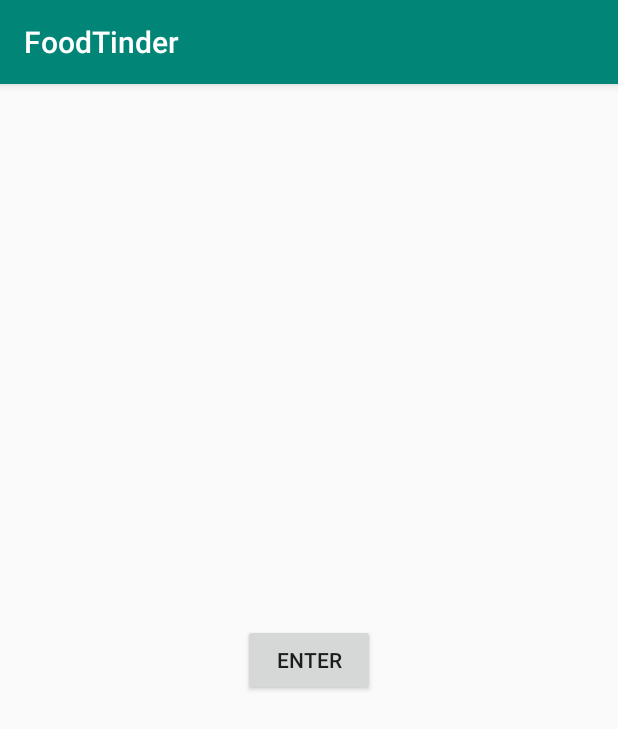
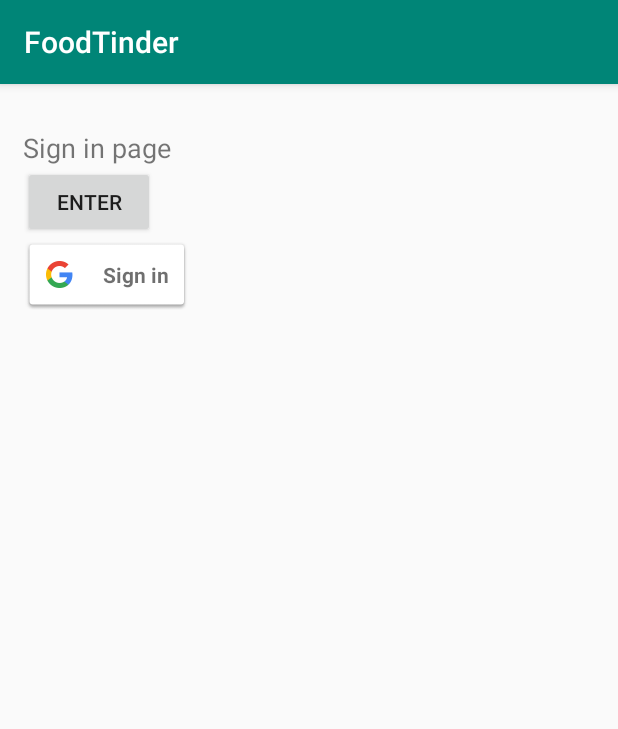
Before and after one commit to gargipandkar/foodtinderapp, an Android app: the screen it shows after launch (MainActivity before the commit, SignInActivity after it), on a phone screen of 412 x 824 dp. Shown: the top 729 px of the screen. Run offline under Robolectric (Android 15) with nearby library versions, the phone set to English and light mode, and no system bars; our stand-ins replace Firebase (no records; nobody signed in at launch, a user with empty details on screens opened directly); libraries missing offline, so code that uses them is left out: com.firebase.ui.

Commit message:
Implement Authentication
Authentication implemented without design

```diff
--- a/FoodTinder/app/build.gradle
+++ b/FoodTinder/app/build.gradle
@@ -29,4 +29,8 @@
     androidTestImplementation 'androidx.test.espresso:espresso-core:3.3.0'
     implementation platform('com.google.firebase:firebase-bom:26.0.0')
     implementation 'com.google.firebase:firebase-database'
+    implementation 'com.firebaseui:firebase-ui-auth:6.4.0'
+    implementation 'com.google.firebase:firebase-auth'
+    implementation 'com.google.android.gms:play-services-auth:19.0.0'
+
 }
--- a/FoodTinder/app/src/main/java/com/example/foodtinder/MainActivity.java
+++ b/FoodTinder/app/src/main/java/com/example/foodtinder/MainActivity.java
@@ -1,27 +1,81 @@
 package com.example.foodtinder;
 
+import android.os.Handler;
 import android.util.Log;
 import android.content.Intent;
 import android.os.Bundle;
 import android.view.View;
 import android.widget.Button;
+import android.widget.TextView;
 
 import androidx.appcompat.app.AppCompatActivity;
 
+import com.firebase.ui.auth.AuthUI;
+import com.google.android.gms.auth.api.signin.GoogleSignIn;
+import com.google.android.gms.auth.api.signin.GoogleSignInAccount;
+import com.google.android.gms.auth.api.signin.GoogleSignInOptions;
+import com.google.android.gms.common.api.ApiException;
+import com.google.android.gms.tasks.Task;
+import com.google.firebase.auth.FirebaseAuth;
+import com.google.firebase.auth.FirebaseUser;
+
+import java.util.Arrays;
+import java.util.List;
+
 public class MainActivity extends AppCompatActivity {
+
+    private FirebaseAuth mAuth;
+    private Handler handler;
+
     @Override
     protected void onCreate(Bundle savedInstanceState){
         super.onCreate(savedInstanceState);
         setContentView(R.layout.activity_main);
 
+
+        //code starts here
         Button enter_btn = findViewById(R.id.enter_btn);
-        enter_btn.setOnClickListener(new View.OnClickListener(){
-            @Override
-            public void onClick(View v) {
-                Log.i("Check", "Button clicked");
-                Intent toCreateEvent = new Intent(MainActivity.this, CreateEventActivity.class);
-                startActivity(toCreateEvent);
-            }
-        });
+//        enter_btn.setOnClickListener(new View.OnClickListener(){
+//            @Override
+//            public void onClick(View v) {
+//                Log.i("Check", "Button clicked");
+//                Intent toCreateEvent = new Intent(MainActivity.this, SignInActivity.class);
+//                startActivity(toCreateEvent);
+//            }
+//        });
+
+        // Initialize Firebase Auth
+        mAuth = FirebaseAuth.getInstance();
+
+//        handler.postDelayed(new Runnable() {
+//            @Override
+//            public void run() {
+//                if ()
+//            }
+//        });
+
+    }
+
+    @Override
+    public void onStart() {
+        super.onStart();
+        // Check if user is signed in (non-null) and update UI accordingly.
+        FirebaseUser currentUser = mAuth.getCurrentUser();
+        updateUI(currentUser);
+    }
+
+    private void updateUI(FirebaseUser currentUser) {
+
+        if (currentUser != null){
+            // User is signed in
+            Intent toListEvent = new Intent (MainActivity.this, SignOutActivity.class);
+            startActivity(toListEvent);
+            finish();
+        } else {
+            // No user is signed in
+            Intent toSignIn = new Intent (MainActivity.this, SignInActivity.class);
+            startActivity(toSignIn);
+            finish();
+        }
     }
 }
--- /dev/null
+++ b/FoodTinder/app/src/main/java/com/example/foodtinder/SignInActivity.java
@@ -0,0 +1,129 @@
+package com.example.foodtinder;
+
+import android.content.Intent;
+import android.os.Bundle;
+import android.util.Log;
+import android.view.View;
+import android.widget.Button;
+import android.widget.LinearLayout;
+import android.widget.TextView;
+
+import com.google.android.gms.auth.api.signin.GoogleSignIn;
+import com.google.android.gms.auth.api.signin.GoogleSignInAccount;
+import com.google.android.gms.auth.api.signin.GoogleSignInClient;
+import com.google.android.gms.auth.api.signin.GoogleSignInOptions;
+import com.google.android.gms.common.SignInButton;
+import com.google.android.gms.common.api.ApiException;
+import com.google.android.gms.tasks.OnCompleteListener;
+import com.google.android.gms.tasks.Task;
+import com.google.firebase.auth.AuthCredential;
+import com.google.firebase.auth.AuthResult;
+import com.google.firebase.auth.FirebaseAuth;
+import com.google.firebase.auth.FirebaseUser;
+import com.google.firebase.auth.GoogleAuthProvider;
+import com.google.firebase.database.DataSnapshot;
+import com.google.firebase.database.DatabaseError;
+import com.google.firebase.database.DatabaseReference;
+import com.google.firebase.database.FirebaseDatabase;
+import com.google.firebase.database.ValueEventListener;
+
+import androidx.annotation.NonNull;
+import androidx.appcompat.app.AppCompatActivity;
+
+public class SignInActivity extends AppCompatActivity{
+    private static final int RC_SIGN_IN = 120;
+    private static final String TAG = "SignInActivity";
+    private FirebaseAuth mAuth;
+    private static GoogleSignInClient mGoogleSignInClient;
+
+    @Override
+    protected void onCreate(Bundle savedInstanceState){
+        super .onCreate(savedInstanceState);
+        setContentView(R.layout.activity_signin);
+
+
+        TextView header = findViewById(R.id.signinpagelabel_label);
+        Button enter_btn = findViewById(R.id.signin_btn);
+        SignInButton googleSignInButton = findViewById(R.id.sign_in_button);
+
+
+        // Configure Google Sign In
+        GoogleSignInOptions gso = new GoogleSignInOptions.Builder(GoogleSignInOptions.DEFAULT_SIGN_IN)
+                .requestIdToken(getString(R.string.default_web_client_id))
+                .requestEmail()
+                .build();
+
+        // Build a GoogleSignInClient with the options specified by gso.
+        mGoogleSignInClient = GoogleSignIn.getClient(this, gso);
+
+        // Initialize Firebase Auth
+        mAuth = FirebaseAuth.getInstance();
+
+        googleSignInButton.setOnClickListener(new View.OnClickListener() {
+            @Override
+            public void onClick(View view) {
+                Intent signInIntent = mGoogleSignInClient.getSignInIntent();
+                startActivityForResult(signInIntent, RC_SIGN_IN);
+            }
+        });
+
+
+
+    }
+
+    @Override
+    public void onActivityResult(int requestCode, int resultCode, Intent data) {
+        super.onActivityResult(requestCode, resultCode, data);
+
+        // Result returned from launching the Intent from GoogleSignInApi.getSignInIntent(...);
+        if (requestCode == RC_SIGN_IN) {
+            Task<GoogleSignInAccount> task = GoogleSignIn.getSignedInAccountFromIntent(data);
+            try {
+                // Google Sign In was successful, authenticate with Firebase
+                GoogleSignInAccount account = task.getResult(ApiException.class);
+                Log.d(TAG, "firebaseAuthWithGoogle:" + account.getId());
+                firebaseAuthWithGoogle(account.getIdToken());
+            } catch (ApiException e) {
+                // Google Sign In failed, update UI appropriately
+                Log.w(TAG, "Google sign in failed", e);
+                // ...
+            }
+        }
+    }
+
+    private void firebaseAuthWithGoogle(String idToken) {
+        AuthCredential credential = GoogleAuthProvider.getCredential(idToken, null);
+        mAuth.signInWithCredential(credential)
+                .addOnCompleteListener(this, new OnCompleteListener<AuthResult>() {
+                    @Override
+                    public void onComplete(@NonNull Task<AuthResult> task) {
+                        if (task.isSuccessful()) {
+                            // Sign in success, update UI with the signed-in user's information
+                            Log.d(TAG, "signInWithCredential:success");
+                            FirebaseUser user = mAuth.getCurrentUser(); // can remove if user data is not needed
+                            updateUI(user);
+                        } else {
+                            // If sign in fails, display a message to the user.
+                            Log.w(TAG, "signInWithCredential:failure", task.getException());
+//                            Snackbar.make(mBinding.mainLayout, "Authentication Failed.", Snackbar.LENGTH_SHORT).show();
+                            updateUI(null);
+                        }
+                    }
+                });
+    }
+
+    private void updateUI(FirebaseUser user) {
+        if (user != null){
+            // User is signed in
+            Intent toListEvent = new Intent (SignInActivity.this, SignOutActivity.class);
+            startActivity(toListEvent);
+            finish();
+        } else {
+            // Unable to sign in
+            Intent toSignIn = new Intent (SignInActivity.this, SignInActivity.class);
+            startActivity(toSignIn);
+            finish();
+        }
+    }
+
+}
--- a/FoodTinder/app/src/main/res/layout/activity_main.xml
+++ b/FoodTinder/app/src/main/res/layout/activity_main.xml
@@ -17,9 +17,12 @@
         android:layout_marginEnd="162dp"
         android:layout_marginRight="162dp"
         android:layout_marginBottom="342dp"
-        android:text="Enter"
+        android:text="Go to sign in page"
         app:layout_constraintBottom_toBottomOf="parent"
         app:layout_constraintEnd_toEndOf="parent"
         app:layout_constraintStart_toStartOf="parent"
         app:layout_constraintTop_toTopOf="parent" />
+
+
+
 </androidx.constraintlayout.widget.ConstraintLayout>
--- /dev/null
+++ b/FoodTinder/app/src/main/res/layout/activity_signin.xml
@@ -0,0 +1,37 @@
+<?xml version="1.0" encoding="utf-8"?>
+<LinearLayout xmlns:android="http://schemas.android.com/apk/res/android"
+    xmlns:app="http://schemas.android.com/apk/res-auto"
+    xmlns:tools="http://schemas.android.com/tools"
+    android:layout_width="match_parent"
+    android:layout_height="match_parent"
+    android:layout_marginLeft="15dp"
+    android:layout_marginTop="30dp"
+    android:layout_marginRight="15dp"
+    android:layout_marginBottom="30dp"
+    android:orientation="vertical"
+    tools:context=".SignInActivity">
+
+    <LinearLayout
+        android:layout_width="match_parent"
+        android:layout_height="wrap_content"
+        android:orientation="vertical">
+
+        <TextView
+            android:id="@+id/signinpagelabel_label"
+            android:layout_width="100dp"
+            android:layout_height="wrap_content"
+            android:text="Sign in page"
+            android:textSize="18sp" />
+        <Button
+            android:id="@+id/signin_btn"
+            android:layout_width="wrap_content"
+            android:layout_height="wrap_content"
+            android:text="Enter" />
+        <com.google.android.gms.common.SignInButton
+            android:id="@+id/sign_in_button"
+            android:layout_width="wrap_content"
+            android:layout_height="wrap_content" />
+
+    </LinearLayout>
+
+</LinearLayout>
```
Also changed, not shown: FoodTinder/app/src/main/AndroidManifest.xml (+10 -0 lines), FoodTinder/app/src/main/java/com/example/foodtinder/SignOutActivity.java (added, +46 -0 lines), FoodTinder/app/src/main/res/layout/activity_signout.xml (added, +19 -0 lines).
